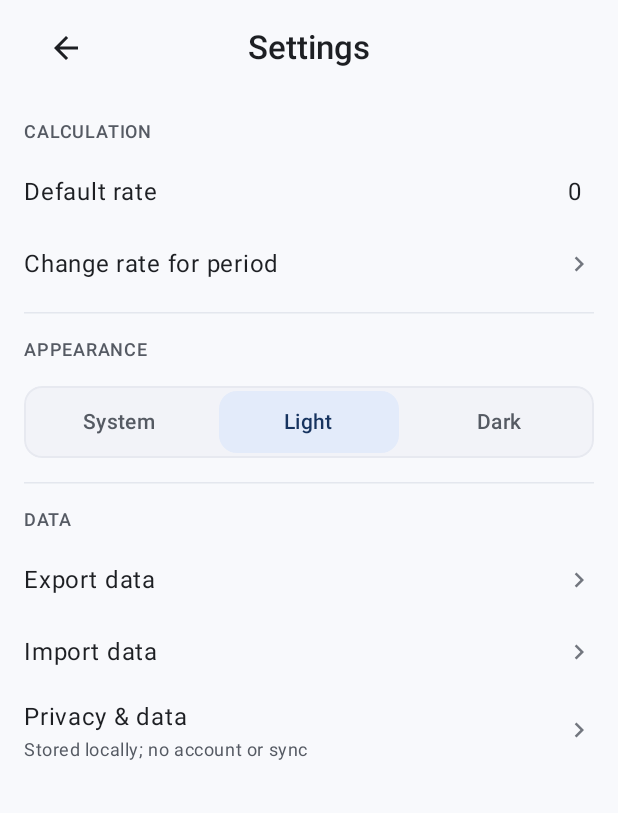
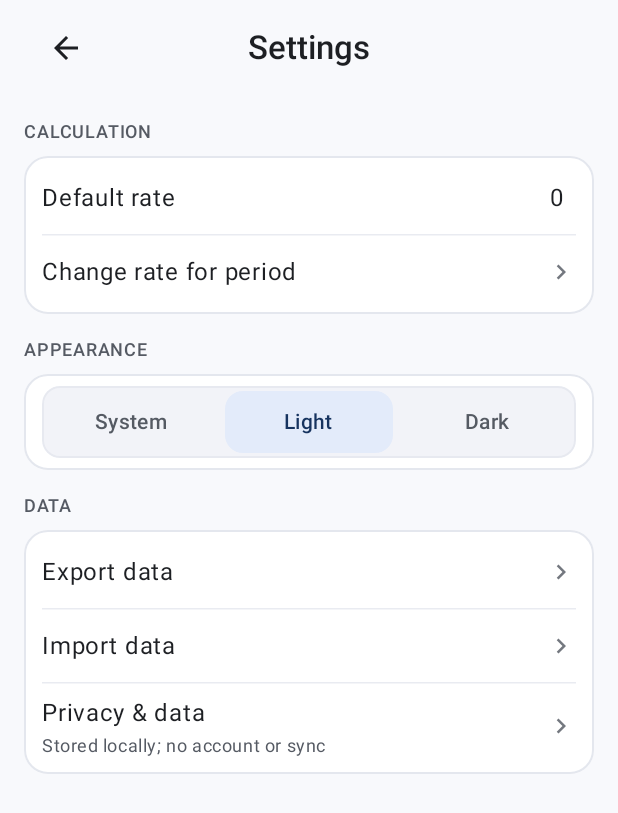
Before and after one commit to arttvad9r/Work, an Android app built with Jetpack Compose: the composable SettingsScreen called with empty values, after a tap on "Light", on a phone screen of 412 x 824 dp. Shown: the top 813 px of the screen. Run offline under Robolectric (Android 15) with nearby library versions, the light colour scheme and no system bars; 1 statement that could not run was skipped.

Commit message:
ui: polish app surfaces and hierarchy

```diff
--- a/app/src/main/java/com/worktime/app/ui/components/AppSurface.kt
+++ b/app/src/main/java/com/worktime/app/ui/components/AppSurface.kt
@@ -28,7 +28,7 @@ fun AppSectionSurface(
         tonalElevation = 0.dp,
         border = BorderStroke(
             width = 1.dp,
-            color = MaterialTheme.colorScheme.outlineVariant.copy(alpha = 0.62f),
+            color = MaterialTheme.colorScheme.outlineVariant,
         ),
     ) {
         Column(
@@ -45,6 +45,6 @@ fun AppSectionSurface(
 fun AppRowDivider(modifier: Modifier = Modifier) {
     HorizontalDivider(
         modifier = modifier,
-        color = MaterialTheme.colorScheme.outlineVariant.copy(alpha = 0.62f),
+        color = MaterialTheme.colorScheme.outlineVariant.copy(alpha = 0.82f),
     )
 }
--- a/app/src/main/java/com/worktime/app/ui/settings/SettingsScreen.kt
+++ b/app/src/main/java/com/worktime/app/ui/settings/SettingsScreen.kt
@@ -20,7 +20,6 @@ import androidx.compose.foundation.layout.padding
 import androidx.compose.foundation.layout.statusBarsPadding
 import androidx.compose.foundation.rememberScrollState
 import androidx.compose.foundation.verticalScroll
-import androidx.compose.material3.HorizontalDivider
 import androidx.compose.material3.MaterialTheme
 import androidx.compose.material3.SnackbarHost
 import androidx.compose.material3.SnackbarHostState
@@ -45,15 +44,16 @@ import com.worktime.app.domain.preferences.ThemeMode
 import com.worktime.app.ui.components.AppDimens
 import com.worktime.app.ui.components.AppFieldValueSlot
 import com.worktime.app.ui.components.AppModalBottomSheet
+import com.worktime.app.ui.components.AppMotion
 import com.worktime.app.ui.components.AppNavigationRow
+import com.worktime.app.ui.components.AppRowDivider
+import com.worktime.app.ui.components.AppSectionHeader
+import com.worktime.app.ui.components.AppSectionSurface
 import com.worktime.app.ui.components.AppSegmentedControl
-import com.worktime.app.ui.components.AppSectionHeader
 import com.worktime.app.ui.components.AppTopBar
 import com.worktime.app.ui.components.CompactMoneyField
 import com.worktime.app.ui.format.formatDecimalMicros
 import com.worktime.app.ui.format.parseDecimalMicros
-
-private const val InlineEditorFadeMillis = 75
 
 @Composable
 fun SettingsScreen(
@@ -86,9 +86,6 @@ fun SettingsScreen(
         onDismiss()
     }
 
-    // External preference changes (restore/system-driven state) remain authoritative.
-    // Direct taps update both the visual selection and global palette immediately; the
-    // segmented-control spring is presentation only and never delays the preference write.
     LaunchedEffect(themeMode) {
         if (themeMode != presentedThemeMode) {
             presentedThemeMode = themeMode
@@ -102,7 +99,6 @@ fun SettingsScreen(
         }
     }
 
-    // Surface sets LocalContentColor=onSurface so titles/icons follow the theme.
     Surface(
         modifier = Modifier.fillMaxSize(),
         color = MaterialTheme.colorScheme.background,
@@ -123,7 +119,9 @@ fun SettingsScreen(
                     title = stringResource(R.string.settings),
                     onBack = dismissSettings,
                 )
+
                 AppSectionHeader(stringResource(R.string.section_calculation))
+                AppSectionSurface {
                     RateRow(
                         rateMicros = defaultHourlyRateMicros,
                         editing = rateEditing,
@@ -131,6 +129,7 @@ fun SettingsScreen(
                         onDone = { rateEditing = false },
                         onRateChange = onRateChange,
                     )
+                    AppRowDivider()
                     AppNavigationRow(
                         label = stringResource(R.string.change_rate_for_period),
                         onClick = {
@@ -138,10 +137,10 @@ fun SettingsScreen(
                             onOpenChangeRate()
                         },
                     )
-
-                SectionDivider()
+                }
 
                 AppSectionHeader(stringResource(R.string.section_appearance))
+                AppSectionSurface {
                     AppSegmentedControl(
                         options = ThemeMode.entries.map { themeLabel(it) },
                         selectedIndex = ThemeMode.entries.indexOf(presentedThemeMode),
@@ -153,12 +152,12 @@ fun SettingsScreen(
                                 onThemeChange(selectedMode)
                             }
                         },
-                    modifier = Modifier.padding(vertical = AppDimens.rowGap),
+                        modifier = Modifier.padding(vertical = 4.dp),
                     )
-
-                SectionDivider()
+                }
 
                 AppSectionHeader(stringResource(R.string.section_data))
+                AppSectionSurface {
                     AppNavigationRow(
                         label = stringResource(R.string.export_data),
                         onClick = {
@@ -166,6 +165,7 @@ fun SettingsScreen(
                             exportFormatOpen = true
                         },
                     )
+                    AppRowDivider()
                     AppNavigationRow(
                         label = stringResource(R.string.import_data),
                         onClick = {
@@ -173,6 +173,7 @@ fun SettingsScreen(
                             onImportData()
                         },
                     )
+                    AppRowDivider()
                     AppNavigationRow(
                         label = stringResource(R.string.privacy_and_data),
                         subtitle = stringResource(R.string.privacy_local_subtitle),
@@ -181,6 +182,7 @@ fun SettingsScreen(
                             privacyDataOpen = true
                         },
                     )
+                }
 
                 Box(modifier = Modifier.navigationBarsPadding().height(24.dp))
             }
@@ -215,18 +217,6 @@ fun SettingsScreen(
 }
 
 @Composable
-private fun SectionDivider() {
-    HorizontalDivider(
-        modifier = Modifier.padding(top = 8.dp),
-        color = MaterialTheme.colorScheme.outlineVariant,
-    )
-}
-
-/**
- * The default-rate row: reads as a value row, edits inline through the same compact slot.
- * Only the trailing content fades through; the row and every following row stay fixed.
- */
-@Composable
 private fun RateRow(
     rateMicros: Long,
     editing: Boolean,
@@ -246,11 +236,12 @@ private fun RateRow(
             .fillMaxWidth()
             .heightIn(min = AppDimens.rowMinHeight)
             .clickable(enabled = !editing, onClick = onEdit),
-        horizontalArrangement = Arrangement.SpaceBetween,
+        horizontalArrangement = Arrangement.spacedBy(AppDimens.rowGap),
         verticalAlignment = Alignment.CenterVertically,
     ) {
         Text(
             text = label,
+            modifier = Modifier.weight(1f),
             style = MaterialTheme.typography.bodyLarge,
             color = MaterialTheme.colorScheme.onSurface,
             maxLines = 1,
@@ -258,8 +249,8 @@ private fun RateRow(
         AnimatedContent(
             targetState = editing,
             transitionSpec = {
-                fadeIn(animationSpec = tween(InlineEditorFadeMillis)) togetherWith
-                    fadeOut(animationSpec = tween(InlineEditorFadeMillis))
+                fadeIn(animationSpec = tween(AppMotion.MicroMillis)) togetherWith
+                    fadeOut(animationSpec = tween(AppMotion.MicroMillis))
             },
             label = "default rate editor",
         ) { isEditing ->
@@ -311,11 +302,13 @@ private fun ExportFormatDialog(
         onDismissRequest = onDismiss,
         title = stringResource(R.string.export_format_title),
     ) {
+        AppSectionSurface {
             AppNavigationRow(
                 label = stringResource(R.string.export_json_option),
                 subtitle = stringResource(R.string.export_json_hint),
                 onClick = onSelectJson,
             )
+            AppRowDivider()
             AppNavigationRow(
                 label = stringResource(R.string.export_csv_option),
                 subtitle = stringResource(R.string.export_csv_hint),
@@ -323,3 +316,4 @@ private fun ExportFormatDialog(
             )
         }
     }
+}
```
Also changed, not shown: app/src/main/java/com/worktime/app/ui/AppOverlays.kt (+14 -1 lines), app/src/main/java/com/worktime/app/ui/calendar/CalendarChrome.kt (+13 -9 lines), app/src/main/java/com/worktime/app/ui/calendar/CalendarSummary.kt (+12 -6 lines), app/src/main/java/com/worktime/app/ui/dayeditor/DayEditorCalculationSummary.kt (+27 -7 lines), app/src/main/java/com/worktime/app/ui/dayeditor/DayEditorFields.kt (+28 -5 lines), app/src/main/java/com/worktime/app/ui/dayeditor/DayEditorForm.kt (+8 -2 lines), app/src/main/java/com/worktime/app/ui/settings/ChangeRateSheet.kt (+16 -3 lines), app/src/main/java/com/worktime/app/ui/settings/PrivacyDataSheet.kt (+11 -2 lines), app/src/main/java/com/worktime/app/ui/yearsummary/YearSummaryScreen.kt (+39 -18 lines). Lines whose indentation alone changed are shown as unchanged.
